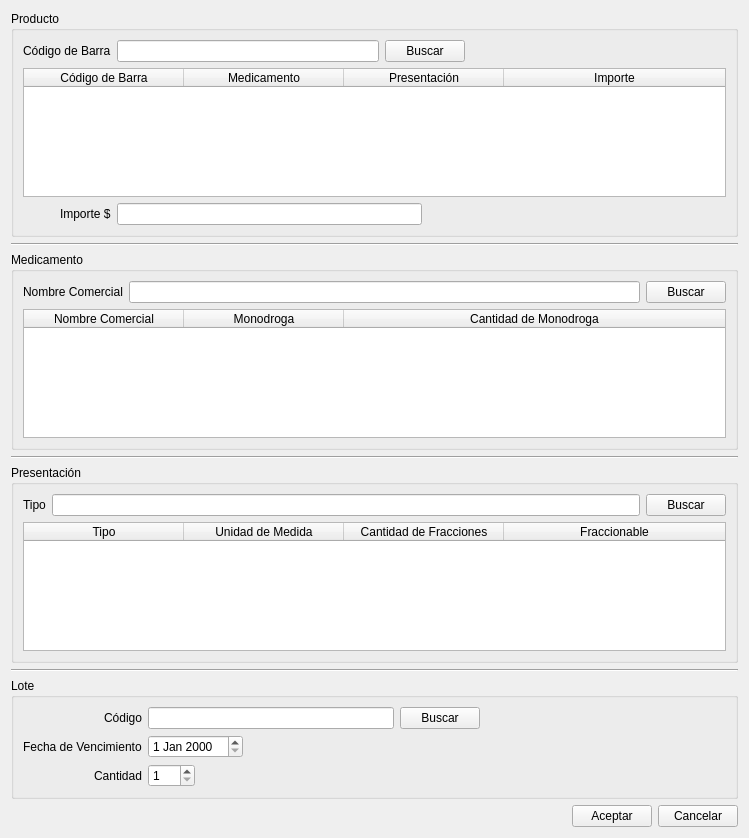
Before: the Qt Designer form ventanas/vtnProducto.ui in leaLuque/FarmaciaCrisol, drawn with Qt 5.
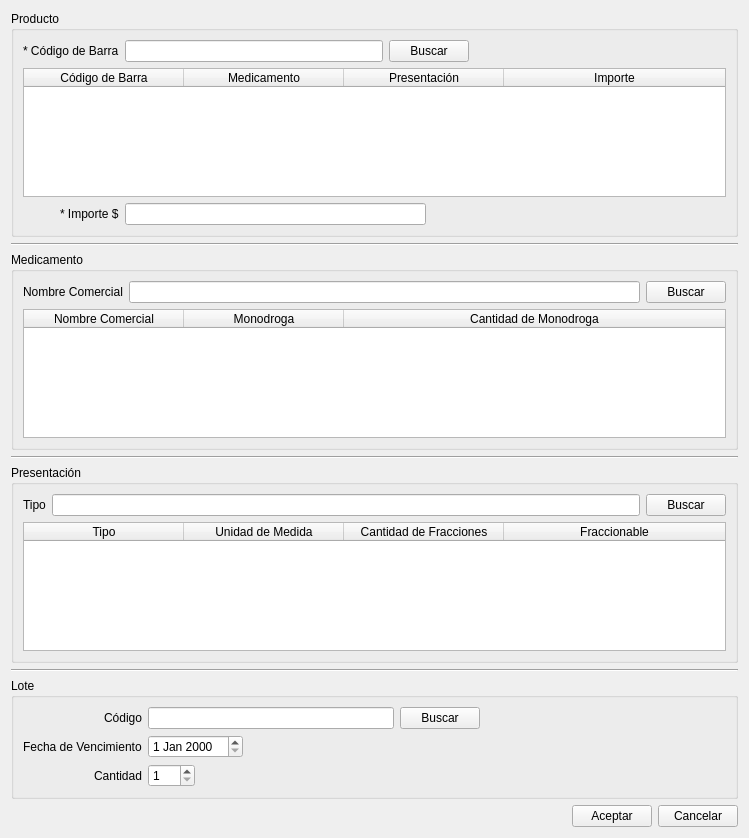
After: the same form once the commit is applied.

Patch:
```diff
--- a/ventanas/vtnProducto.ui
+++ b/ventanas/vtnProducto.ui
@@ -35,7 +35,7 @@
       <item row="0" column="0">
        <widget class="QLabel" name="label_3">
         <property name="text">
-         <string>Código de Barra</string>
+         <string>* Código de Barra</string>
         </property>
        </widget>
       </item>
@@ -115,7 +115,7 @@
       <item row="2" column="0">
        <widget class="QLabel" name="label_4">
         <property name="text">
-         <string>Importe $</string>
+         <string>* Importe $</string>
         </property>
        </widget>
       </item>
```
